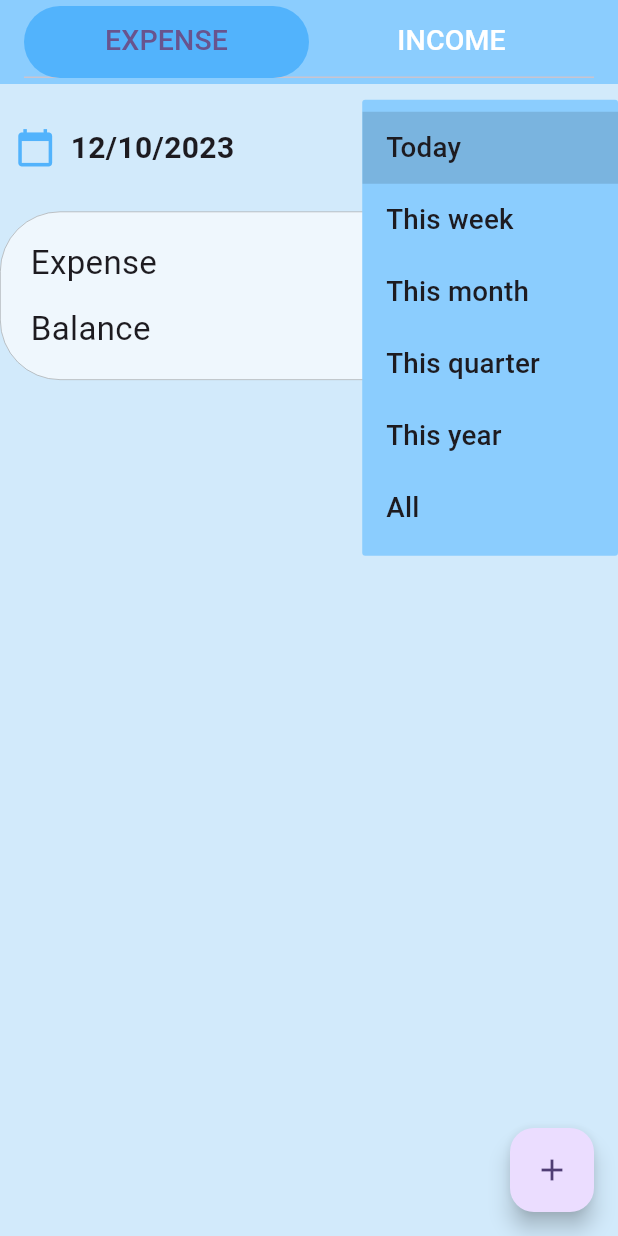
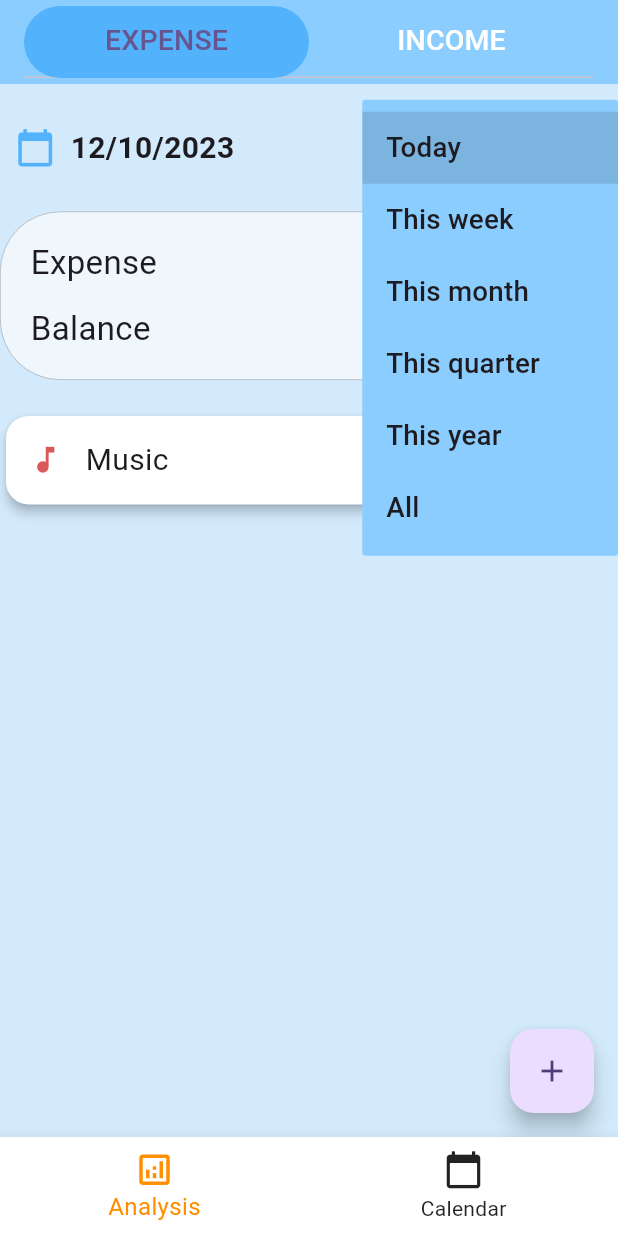
Before and after one commit to yilmazedis/fast_money_tracking, a Flutter app: the screen it shows after launch, after a tap on "Today", on a phone screen of 412 x 824 dp. Run offline on Flutter 3.47's test engine with Material 2 defaults, Android fonts, the light colour scheme and no system bars; our stand-ins replace get, get_storage, google_fonts, table_calendar.

Commit message:
Add Calender and BottomNavigation

```diff
--- a/lib/controllers/item_controller.dart
+++ b/lib/controllers/item_controller.dart
@@ -31,6 +31,7 @@ class ItemController extends GetxController {
 
   void clear() {
     _items.value.clear();
+    _items.refresh();
   }
 
   int get length {
--- a/lib/main.dart
+++ b/lib/main.dart
@@ -1,5 +1,6 @@
 import 'package:fast_money_tracking/controllers/item_controller.dart';
 import 'package:fast_money_tracking/pages/analysis_pages/analysis_page.dart';
+import 'package:fast_money_tracking/pages/home_page.dart';
 import 'package:flutter/material.dart';
 import 'package:flutter_localizations/flutter_localizations.dart';
 import 'package:get/get.dart';
@@ -43,7 +44,7 @@ class MyApp extends StatelessWidget {
         Locale('en'), // English
         Locale('tr'), // Turkish
       ],
-      home: AnalysisPage(),
+      home: const HomePage(),
     );
   }
 }
--- a/lib/models/item.dart
+++ b/lib/models/item.dart
@@ -52,7 +52,8 @@ List<Item> getItemsBetweenDates(List<Item> items, DateTime startDate, DateTime e
 
   for (var item in items) {
     DateTime itemDate = customFormat.parse(item.date); // Assuming 'date' is a valid date string in your Item class
-    if (itemDate.isAfter(startDate) && itemDate.isBefore(endDate)) {
+    if (itemDate.isAfter(startDate) &&
+        itemDate.isBefore(endDate.add(const Duration(days: 1)))) {
       newItems.add(item);
     }
   }
@@ -110,7 +111,8 @@ void generateAndAddItems(ItemController itemController, int itemCount) {
       amount: Random().nextDouble() * 100,
       category: Random().nextInt(9) + 1,
       description: "Item $i Description",
-      date: generateRandomDate()
+      date: "12-10-2023 11:11"
+      //date: generateRandomDate()
     );
     items.add(item);
   }
--- a/lib/pages/add_edit_pages/add_edit_page.dart
+++ b/lib/pages/add_edit_pages/add_edit_page.dart
@@ -39,6 +39,7 @@ class AddEditPage extends StatelessWidget {
       categoryItemIndex.value = item.category;
       descriptionTextController.text = item.description;
       dateTime.value = dateTimeFormat.parse(item.date);
+      selectedTime.value = TimeOfDay.fromDateTime(dateTime.value);
     }
   }
 
--- a/lib/pages/analysis_pages/analysis_page.dart
+++ b/lib/pages/analysis_pages/analysis_page.dart
@@ -18,6 +18,7 @@ class AnalysisPage extends StatelessWidget {
   final dateStr = (getString(AppStorageKey.selectedDate) ?? "Today").obs;
   final ItemController controller = Get.find();
 
+  @override
   Widget build(BuildContext context) {
     ListView listViewChild(String type) {
       // Type From
@@ -201,6 +202,8 @@ class ShowDetails extends StatelessWidget {
     final balance = todaySums[ItemType.balance] ?? 0;
 
     final itemGroup = groupItemsByCategoryAndType(type.toLowerCase(), filteredItems);
+    print(filteredItems.length);
+    print(itemGroup.length);
     return Column(
       children: [
         ShowMoneyFrame(type, typeValue, balance),
@@ -220,6 +223,7 @@ class GenerateCategoryDetails extends StatelessWidget {
 
   @override
   Widget build(BuildContext context) {
+    print(type);
     return Column(
         children: List.generate(itemGroup.keys.length, (index) {
           final items = itemGroup.values.elementAt(index);
@@ -247,7 +251,6 @@ class CategoryDetails extends StatelessWidget {
   const CategoryDetails({required this.type, required this.category, required this.amount, super.key});
   @override
   Widget build(BuildContext context) {
-    print(type);
     return Card(
         color: white,
         elevation: 3,
--- /dev/null
+++ b/lib/pages/calendar_pages/calendar_page.dart
@@ -0,0 +1,251 @@
+import 'package:fast_money_tracking/pages/calendar_pages/widgets/balance.dart';
+import 'package:fast_money_tracking/pages/calendar_pages/widgets/transaction_event_marker.dart';
+import 'package:fast_money_tracking/pages/calendar_pages/widgets/transaction_events.dart';
+import 'package:flutter/material.dart';
+import 'package:get/get.dart';
+import '../../controllers/item_controller.dart';
+import '../../localization/methods.dart';
+import '../../models/item.dart';
+import '../../utils/constants.dart';
+import '../../widgets/classes/app_bar.dart';
+import 'package:table_calendar/table_calendar.dart';
+import 'dart:collection';
+
+class CalendarPage extends StatelessWidget {
+  CalendarPage({super.key});
+
+  final ItemController controller = Get.find();
+
+  @override
+  Widget build(BuildContext context) {
+    return Scaffold(
+        backgroundColor: blue1,
+        appBar: BasicAppBar(title: getTranslated(context, 'Calendar')),
+        body: Obx(() => CalendarBody(items: controller.items.value)));
+  }
+}
+
+class CalendarBody extends StatefulWidget {
+  final List<Item> items;
+
+  const CalendarBody({required this.items, super.key});
+
+  @override
+  State<CalendarBody> createState() => _CalendarBodyState();
+}
+
+class _CalendarBodyState extends State<CalendarBody> {
+  CalendarFormat _calendarFormat = CalendarFormat.month;
+  // Can be toggled on/off by longPressing a date
+  RangeSelectionMode _rangeSelectionMode = RangeSelectionMode.toggledOff;
+  DateTime _focusedDay = DateTime.now();
+  DateTime today = DateTime(DateTime.now().year, DateTime.now().month, DateTime.now().day);
+  DateTime? _selectedDay, _rangeStart, _rangeEnd;
+  late Map<DateTime, List<Item>> transactions = {};
+  late ValueNotifier<List<Item>> _selectedEvents;
+
+  @override
+  void initState() {
+    super.initState();
+    _selectedDay = _focusedDay;
+  }
+
+  @override
+  void dispose() {
+    // _calendarController.dispose();
+    super.dispose();
+  }
+
+  int getHashCode(DateTime key) {
+    return key.day * 1000000 + key.month * 10000 + key.year;
+  }
+
+  /// Returns a list of [DateTime] objects from [first] to [last], inclusive.
+  List<DateTime> daysInRange(DateTime first, DateTime last) {
+    final dayCount = last.difference(first).inDays + 1;
+    return List.generate(
+      dayCount,
+      (index) => DateTime.utc(first.year, first.month, first.day + index),
+    );
+  }
+
+  @override
+  Widget build(BuildContext context) {
+    Map<String, List<Item>> map = {};
+    final items = widget.items;
+    if (widget.items.isNotEmpty) {
+      for (int i = 0; i < items.length; i++) {
+        String description = items[i].description;
+        Item map1 = Item(
+            id: items[i].id,
+            type: items[i].type,
+            amount: items[i].amount,
+            category: items[i].category,
+            description: description,
+            date: items[i].date);
+
+        void updateMapValue<K, V>(Map<K, List<V>> map, K key, V value) => map
+            .update(key, (list) => list..add(value), ifAbsent: () => [value]);
+
+        updateMapValue(
+          map,
+          items[i].date,
+          map1,
+        );
+      }
+      transactions = map.map(
+          (key, value) => MapEntry(dateTimeFormat.parse(key), value));
+    }
+
+    late LinkedHashMap linkedHashedMapTransactions =
+        LinkedHashMap<DateTime, List<Item>>(
+      equals: isSameDay,
+      hashCode: getHashCode,
+    )..addAll(transactions);
+
+    List<Item> transactionsForDay(DateTime? day) =>
+        linkedHashedMapTransactions[day] ?? [];
+
+    if (_selectedDay != null) {
+      _selectedEvents = ValueNotifier(transactionsForDay(_selectedDay));
+    }
+
+    List<Item> _getEventsForRange(DateTime start, DateTime end) {
+      final days = daysInRange(start, end);
+
+      return [
+        for (final d in days) ...transactionsForDay(d),
+      ];
+    }
+
+    void _onDaySelected(DateTime selectedDay, DateTime focusedDay) {
+      if (!isSameDay(_selectedDay, selectedDay)) {
+        setState(() {
+          _selectedDay = selectedDay;
+          _focusedDay = focusedDay;
+          _rangeStart = null; // Important to clean those
+          _rangeEnd = null;
+          _rangeSelectionMode = RangeSelectionMode.toggledOff;
+        });
+        _selectedEvents.value = transactionsForDay(selectedDay);
+      }
+    }
+
+    void _onRangeSelected(DateTime? start, DateTime? end, DateTime focusedDay) {
+      setState(() {
+        _selectedDay = null;
+        _focusedDay = focusedDay;
+        _rangeStart = start;
+        _rangeEnd = end;
+        _rangeSelectionMode = RangeSelectionMode.toggledOn;
+        if (start != null && end != null) {
+          _selectedEvents = ValueNotifier(_getEventsForRange(start, end));
+        } else if (start != null) {
+          _selectedEvents = ValueNotifier(transactionsForDay(start));
+        } else if (end != null) {
+          _selectedEvents = ValueNotifier(transactionsForDay(end));
+        }
+      });
+    }
+
+    return Column(children: [
+      TableCalendar<Item>(
+
+        availableCalendarFormats: {
+          CalendarFormat.month: getTranslated(context, 'Month'),
+          CalendarFormat.twoWeeks: getTranslated(context, '2 weeks'),
+          CalendarFormat.week: getTranslated(context, 'Week')
+        },
+        locale: Localizations.localeOf(context).languageCode,
+        // sixWeekMonthsEnforced: true,
+        // shouldFillViewport: true,
+        rowHeight: 52,
+        daysOfWeekHeight: 22,
+        firstDay: DateTime.utc(2000, 01, 01),
+        lastDay: DateTime.utc(2070, 01, 01),
+        focusedDay: _focusedDay,
+        calendarFormat: _calendarFormat,
+        selectedDayPredicate: (day) => isSameDay(_selectedDay, day),
+        rangeStartDay: _rangeStart,
+        rangeEndDay: _rangeEnd,
+        rangeSelectionMode: _rangeSelectionMode,
+        eventLoader: transactionsForDay,
+        startingDayOfWeek: StartingDayOfWeek.monday,
+        calendarStyle: CalendarStyle(
+          weekendTextStyle: const TextStyle().copyWith(color: Colors.blue[800]),
+        ),
+
+        headerStyle: HeaderStyle(
+          formatButtonTextStyle: const TextStyle(fontSize: 18),
+          formatButtonDecoration: BoxDecoration(
+              boxShadow: const [BoxShadow()],
+              color: blue2,
+              borderRadius: BorderRadius.circular(25)),
+        ),
+        calendarBuilders: CalendarBuilders(
+          selectedBuilder: (context, date, _) {
+            return Container(
+              //see difference between margin and padding below: Margin: Out (for itself), padding: In (for its child)
+              // margin: EdgeInsets.all(4.0.w),
+              padding: EdgeInsets.only(top: 6.0, left: 6.0),
+              color: Color.fromRGBO(255, 168, 68, 1),
+              width: 46,
+              height: 46,
+              child: Text(
+                '${date.day}',
+                style: const TextStyle().copyWith(fontSize: 17.0),
+              ),
+            );
+          },
+          todayBuilder: (context, date, _) {
+            return Container(
+              padding: const EdgeInsets.only(top: 6.0, left: 6.0),
+              color: blue2,
+              width: 46,
+              height: 46,
+              child: Text(
+                '${date.day}',
+                style: TextStyle().copyWith(fontSize: 17.0),
+              ),
+            );
+          },
+          markerBuilder: (context, date, events) {
+            if (events.isNotEmpty) {
+              return Positioned(
+                right: 1,
+                bottom: 1,
+                child: TransactionEventMarker(date: date, events: events),
+              );
+            }
+          },
+        ),
+
+        onDaySelected: _onDaySelected,
+        onRangeSelected: _onRangeSelected,
+        onFormatChanged: (format) {
+          if (_calendarFormat != format) {
+            setState(() {
+              _calendarFormat = format;
+            });
+          }
+        },
+        onPageChanged: (focusedDay) {
+          _focusedDay = focusedDay;
+        },
+        pageJumpingEnabled: true,
+      ),
+      SizedBox(height: 8.0),
+      Expanded(
+        child: ValueListenableBuilder<List<Item>>(
+          valueListenable: _selectedEvents,
+          builder: (context, value, _) {
+            return Column(children: [
+              Balance(items: value),
+              Expanded(child: TransactionEvents(transactions: value))
+            ]);
+          },
+        ),
+      )
+    ]);
+  }
+}
--- /dev/null
+++ b/lib/pages/calendar_pages/widgets/balance.dart
@@ -0,0 +1,75 @@
+import 'package:flutter/material.dart';
+import 'package:google_fonts/google_fonts.dart';
+
+import '../../../localization/methods.dart';
+import '../../../utils/constants.dart';
+import '../../../utils/getx_storage.dart';
+
+class Balance extends StatelessWidget {
+  final List? items;
+
+  const Balance({this.items, super.key});
+
+  @override
+  Widget build(BuildContext context) {
+    double income = 0, expense = 0, balance = 0;
+    if (items != null) {
+      for (int i = 0; i < items!.length; i++) {
+        if (items![i].type == ItemType.income) {
+          income = income + items![i].amount;
+        } else {
+          expense = expense + items![i].amount;
+        }
+        balance = income - expense;
+      }
+    }
+    Widget summaryFrame(String type, double amount, color) => Column(
+      mainAxisAlignment: MainAxisAlignment.spaceBetween,
+      crossAxisAlignment: CrossAxisAlignment.center,
+      children: [
+        // this widget will never overflow
+        Text(
+          getTranslated(context, type),
+          style: TextStyle(
+              color: color,
+              fontSize: 15,
+              fontStyle: FontStyle.italic,
+              fontWeight: FontWeight.bold),
+        ),
+        Text('${format(amount.toDouble())} $currency',
+            style: GoogleFonts.aBeeZee(
+                color: color,
+                fontSize: (format(amount.toDouble()).length > 19)
+                    ? 11.5
+                    : format(amount.toDouble()).length > 14
+                    ? 14
+                    : 18,
+                fontStyle: FontStyle.italic,
+                fontWeight: FontWeight.bold),
+            overflow: TextOverflow.ellipsis)
+      ],
+    );
+    return Container(
+      color: Colors.white54,
+      height: 69,
+      child: Padding(
+        padding: const EdgeInsets.symmetric(horizontal: 15, vertical: 10),
+        child: Row(
+          mainAxisAlignment: MainAxisAlignment.spaceBetween,
+          children: [
+            summaryFrame(
+              'INCOME',
+              income,
+              Colors.lightGreen,
+            ),
+            Padding(
+                padding: const EdgeInsets.symmetric(horizontal: 5),
+                child: summaryFrame('EXPENSE', expense, red)),
+            Flexible(
+                child: summaryFrame('TOTAL BALANCE', balance, Colors.black)),
+          ],
+        ),
+      ),
+    );
+  }
+}
--- /dev/null
+++ b/lib/pages/calendar_pages/widgets/transaction_event_marker.dart
@@ -0,0 +1,32 @@
+import 'package:flutter/cupertino.dart';
+import '../../../utils/constants.dart';
+
+class TransactionEventMarker extends StatelessWidget {
+  final DateTime date;
+  final List events;
+
+  const TransactionEventMarker({super.key, required this.date, required this.events});
+
+  @override
+  Widget build(BuildContext context) {
+    double width = events.length < 100 ? 18 : 28;
+    return AnimatedContainer(
+      duration: const Duration(milliseconds: 300),
+      decoration: const BoxDecoration(
+        shape: BoxShape.rectangle,
+        color: Color.fromRGBO(67, 125, 229, 1),
+      ),
+      width: width,
+      height: 18.0,
+      child: Center(
+        child: Text(
+          '${events.length}',
+          style: const TextStyle().copyWith(
+            color: white,
+            fontSize: 13.0,
+          ),
+        ),
+      ),
+    );
+  }
+}
--- /dev/null
+++ b/lib/pages/calendar_pages/widgets/transaction_events.dart
@@ -0,0 +1,105 @@
+import 'package:flutter/material.dart';
+import 'package:get/get.dart';
+import 'package:google_fonts/google_fonts.dart';
+
+import '../../../localization/methods.dart';
+import '../../../models/item.dart';
+import '../../../utils/constants.dart';
+import '../../../utils/getx_storage.dart';
+import '../../analysis_pages/report_page.dart';
+
+class TransactionEvents extends StatelessWidget {
+
+  final List<Item> transactions;
+
+  const TransactionEvents({super.key, required this.transactions});
+
+  @override
+  Widget build(BuildContext context) {
+
+    Color colorCategory;
+
+    return ListView.builder(
+        shrinkWrap: true,
+        itemCount: transactions.length,
+        itemBuilder: (context, index) {
+          colorCategory =
+          transactions[index].type == ItemType.income ? Colors.lightGreen : red;
+          return GestureDetector(
+            onTap: () {
+              Get.to(() => ReportPage(items: [transactions[index]]));
+            },
+            child: Column(
+              children: [
+                Container(
+                  color: white,
+                  child: Padding(
+                    padding: const EdgeInsets.symmetric(
+                        horizontal: 15, vertical: 15),
+                    child: Row(
+                      mainAxisAlignment: MainAxisAlignment.spaceBetween,
+                      children: [
+                        Icon(
+                          categoryItems[transactions[index].category].data,
+                          color: colorCategory,
+                        ),
+                        SizedBox(
+                          width: 150,
+                          child: Padding(
+                            padding:
+                            const EdgeInsets.only(left: 15, right: 10),
+                            child: Text(
+                                getTranslated(
+                                    context, categoryItems[transactions[index].category].text),
+                                style: const TextStyle(
+                                  fontSize: 18,
+                                ),
+                                overflow: TextOverflow.ellipsis),
+                          ),
+                        ),
+                        Expanded(
+                          child: Text('(${transactions[index].description})',
+                              style: const TextStyle(
+                                  fontSize: 14,
+                                  fontStyle: FontStyle.italic),
+                              overflow: TextOverflow.fade),
+                        ),
+                        //this widget will never overflow
+                        Flexible(
+                          flex: 0,
+                          child: Padding(
+                            padding:
+                            const EdgeInsets.only(right: 10, left: 7),
+                            child: Text(
+                                '${format(transactions[index].amount)} $currency',
+                                style: GoogleFonts.aBeeZee(
+                                  fontSize:
+                                  format(transactions[index].amount)
+                                      .length >
+                                      15
+                                      ? 16
+                                      : 17,
+                                ),
+                                overflow: TextOverflow.ellipsis),
+                          ),
+                        ),
+                        const Icon(
+                          Icons.arrow_forward_ios,
+                          size: 15.5,
+                        ),
+                      ],
+                    ),
+                  ),
+                ),
+                Divider(
+                  height: 0,
+                  thickness: 0.25,
+                  indent: 20,
+                  color: grey,
+                ),
+              ],
+            ),
+          );
+        });
+  }
+}
--- /dev/null
+++ b/lib/pages/home_page.dart
@@ -0,0 +1,78 @@
+import 'package:fast_money_tracking/pages/calendar_pages/calendar_page.dart';
+import 'package:flutter/material.dart';
+import '../localization/methods.dart';
+import '../utils/constants.dart';
+import 'analysis_pages/analysis_page.dart';
+
+class HomePage extends StatefulWidget {
+  const HomePage({super.key});
+
+  @override
+  State<HomePage> createState() { // Avoid using private types in public APIs.
+    return _HomePageState();
+  }
+  //
+  // @override
+  // _HomePageState createState() => _HomePageState();
+}
+
+class _HomePageState extends State<HomePage> {
+
+  int _selectedIndex = 0;
+
+  List<Widget> myBody = [
+    AnalysisPage(),
+    CalendarPage(),
+  ];
+
+  BottomNavigationBarItem bottomNavigationBarItem(
+      BuildContext context, IconData iconData, String label) =>
+      BottomNavigationBarItem(
+        icon: Padding(
+          padding: const EdgeInsets.only(bottom: 0),
+          child: Icon(
+            iconData,
+          ),
+        ),
+        label: getTranslated(context, label),
+      );
+
+  @override
+  Widget build(BuildContext context) {
+    List<BottomNavigationBarItem> bottomItems = <BottomNavigationBarItem>[
+      bottomNavigationBarItem(context, Icons.analytics_outlined, 'Analysis'),
+      bottomNavigationBarItem(context, Icons.calendar_today, 'Calendar'),
+    ];
+
+    return Scaffold(
+      bottomNavigationBar: Container(
+        decoration: BoxDecoration(
+          boxShadow: [
+            BoxShadow(
+              color: grey,
+            ),
+          ],
+        ),
+        child: BottomNavigationBar(
+          iconSize: 27,
+          selectedFontSize: 16,
+          unselectedFontSize: 14,
+          backgroundColor: white,
+          selectedItemColor: Colors.amber[800],
+          unselectedItemColor: Colors.black87,
+          type: BottomNavigationBarType.fixed,
+          items: bottomItems,
+          currentIndex: _selectedIndex,
+          onTap: (int index) {
+            setState(() {
+              _selectedIndex = index;
+            });
+          },
+        ),
+      ),
+      // if you want to keep alive each pages without making them stateful widget.
+      // with this -> AutomaticKeepAliveClientMixin
+      body: IndexedStack(index: _selectedIndex, children: myBody),
+    );
+  }
+}
--- a/lib/utils/constants.dart
+++ b/lib/utils/constants.dart
@@ -71,6 +71,7 @@ final Map<String, DateTime> timelineDates = {
 String dateFormat = 'dd/MM/yyyy';
 
 DateFormat dateTimeFormat = DateFormat("dd-MM-yyyy HH:mm");
+DateFormat timeFormat = DateFormat("HH:mm");
 
 String format(double number) =>
     NumberFormat("#,###,###,###,###,###.##", "en_US").format(number);
--- a/pubspec.yaml
+++ b/pubspec.yaml
@@ -40,6 +40,7 @@ dependencies:
   get: ^4.6.6
   get_storage: ^2.1.1
   google_fonts: ^6.1.0
+  table_calendar: ^3.0.9
 
 dev_dependencies:
   flutter_test:
```
